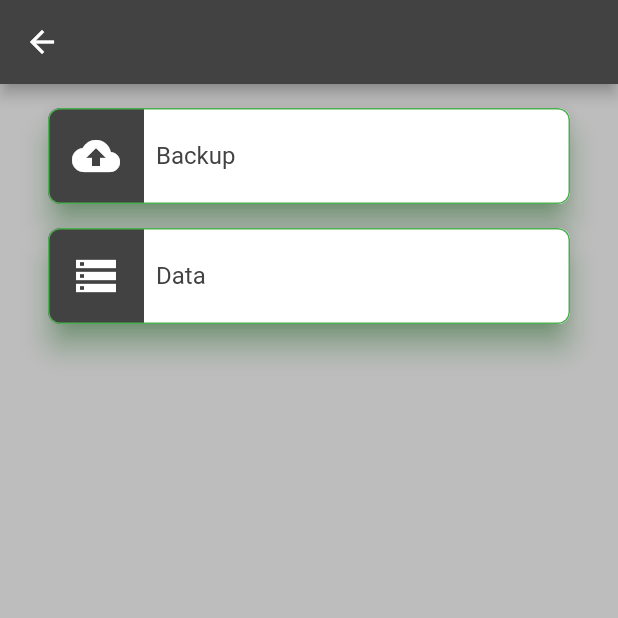
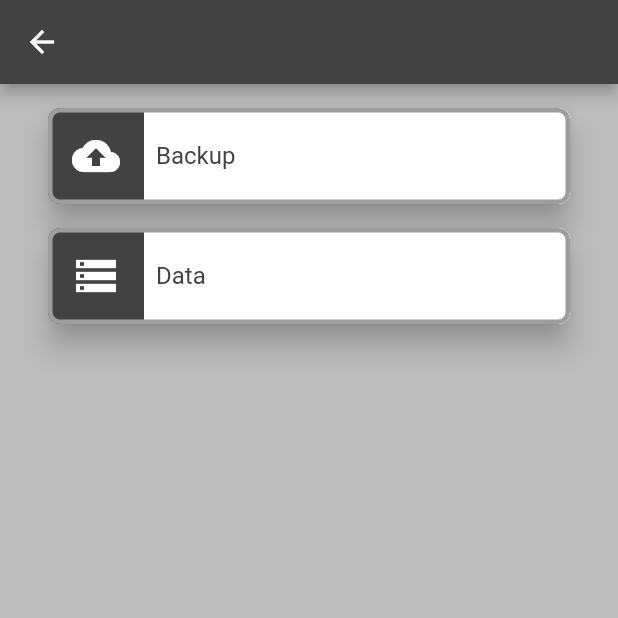
Before and after one commit to fiorcode/keyway, a Flutter app: the DashboardScreen screen opened by its route, on a phone screen of 412 x 824 dp, the top half of it. Run offline on Flutter 3.47's test engine with Material 2 defaults, Android fonts, the phone set to English and light mode, and no system bars; our stand-ins replace google_sign_in, shared_preferences, sqflite; missing offline and left inert: encrypt, googleapis; accounts and stored records are empty.

Commit message:
Update dashboard_card.dart

```diff
--- a/lib/widgets/dashboard_card.dart
+++ b/lib/widgets/dashboard_card.dart
@@ -18,11 +18,11 @@ class _DashboardCardState extends State<DashboardCard> {
       onTap: widget.goTo,
       child: Card(
         clipBehavior: Clip.antiAlias,
-        shadowColor: Colors.green,
+        shadowColor: Colors.grey,
         elevation: 8,
         shape: RoundedRectangleBorder(
             borderRadius: BorderRadius.circular(8),
-            side: BorderSide(width: 1, color: Colors.green)),
+            side: BorderSide(width: 3, color: Colors.grey)),
         margin: EdgeInsets.only(left: 32, right: 32, top: 16),
         child: Row(
           mainAxisAlignment: MainAxisAlignment.start,
```
